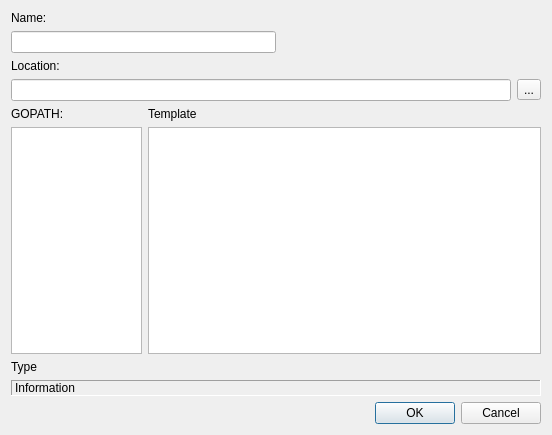
Above: liteidex/src/liteapp/newfiledialog.ui from visualfc/liteide before the change. Below: the same form after it.
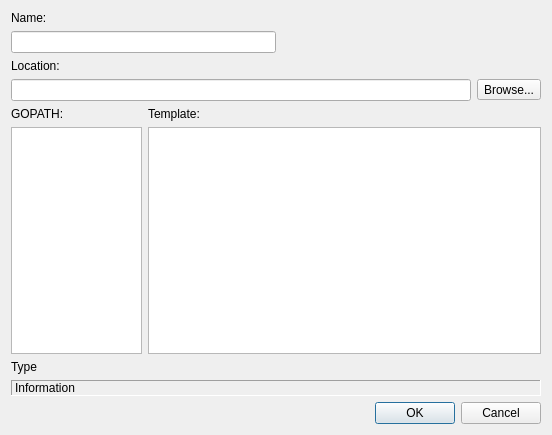
That is the form after the change.

```diff
--- a/liteidex/src/liteapp/newfiledialog.ui
+++ b/liteidex/src/liteapp/newfiledialog.ui
@@ -56,7 +56,7 @@
      <item>
       <widget class="QToolButton" name="locationBrowseButton">
        <property name="text">
-        <string>...</string>
+        <string>Browse...</string>
        </property>
       </widget>
      </item>
@@ -83,7 +83,7 @@
        <item>
         <widget class="QLabel" name="label_2">
          <property name="text">
-          <string>Template</string>
+          <string>Template:</string>
          </property>
         </widget>
        </item>
```
